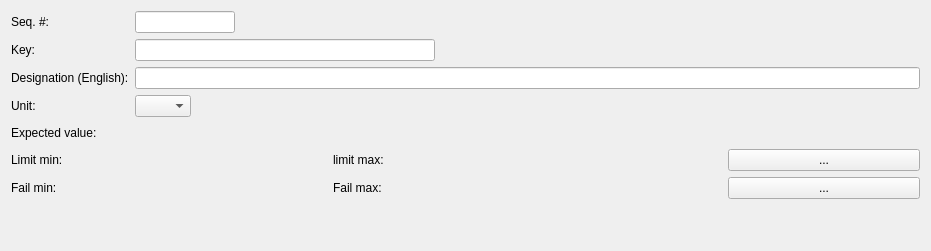
The window that src/mdttools/mdttesttool/mdtTtTestModelItemEditor.ui (scandyna/multidiagtools) describes before a commit, drawn with Qt 5.
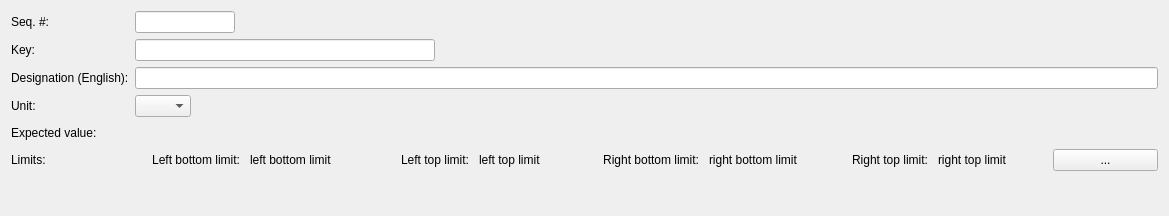
The same window after the commit. Custom widgets are drawn as their Qt base class.

What changed in the file:
```diff
--- a/src/mdttools/mdttesttool/mdtTtTestModelItemEditor.ui
+++ b/src/mdttools/mdttesttool/mdtTtTestModelItemEditor.ui
@@ -6,8 +6,8 @@
    <rect>
     <x>0</x>
     <y>0</y>
-    <width>931</width>
-    <height>251</height>
+    <width>1169</width>
+    <height>216</height>
    </rect>
   </property>
   <property name="windowTitle">
@@ -203,58 +203,85 @@
    <item row="5" column="0">
     <widget class="QLabel" name="lbLimitMin">
      <property name="text">
-      <string>Limit min:</string>
+      <string>Limits:</string>
      </property>
     </widget>
    </item>
    <item row="5" column="1">
-    <layout class="QHBoxLayout" name="horizontalLayout">
-     <item>
-      <widget class="mdtDoubleEdit" name="fld_LimitValueMin"/>
-     </item>
-     <item>
-      <widget class="QLabel" name="lbLimitMax">
-       <property name="text">
-        <string>limit max:</string>
-       </property>
-      </widget>
-     </item>
-     <item>
-      <widget class="mdtDoubleEdit" name="fld_LimitValueMax"/>
-     </item>
-     <item>
-      <widget class="QPushButton" name="pbEditLimitMinMax">
-       <property name="text">
-        <string>...</string>
-       </property>
-      </widget>
-     </item>
-    </layout>
-   </item>
-   <item row="6" column="0">
-    <widget class="QLabel" name="lbFailMin">
-     <property name="text">
-      <string>Fail min:</string>
+    <layout class="QHBoxLayout" name="horizontalLayout_5">
+     <property name="spacing">
+      <number>10</number>
      </property>
-    </widget>
-   </item>
-   <item row="6" column="1">
-    <layout class="QHBoxLayout" name="horizontalLayout_2">
      <item>
-      <widget class="mdtDoubleEdit" name="fld_FailValueMin"/>
+      <widget class="QLabel" name="lbLeftBottomLimit">
+       <property name="text">
+        <string>Left bottom limit:</string>
+       </property>
+       <property name="alignment">
+        <set>Qt::AlignRight|Qt::AlignTrailing|Qt::AlignVCenter</set>
+       </property>
+      </widget>
      </item>
      <item>
-      <widget class="QLabel" name="lbFailMax">
+      <widget class="QLabel" name="fld_LeftBottomLimit">
        <property name="text">
-        <string>Fail max:</string>
+        <string>left bottom limit</string>
        </property>
       </widget>
      </item>
      <item>
-      <widget class="mdtDoubleEdit" name="fld_FailValueMax"/>
+      <widget class="QLabel" name="lbLeftTopLimit">
+       <property name="text">
+        <string>Left top limit:</string>
+       </property>
+       <property name="alignment">
+        <set>Qt::AlignRight|Qt::AlignTrailing|Qt::AlignVCenter</set>
+       </property>
+      </widget>
      </item>
      <item>
-      <widget class="QPushButton" name="pbEditFailMinMax">
+      <widget class="QLabel" name="fld_LeftTopLimit">
+       <property name="text">
+        <string>left top limit</string>
+       </property>
+      </widget>
+     </item>
+     <item>
+      <widget class="QLabel" name="lbRightBottomLimit">
+       <property name="text">
+        <string>Right bottom limit:</string>
+       </property>
+       <property name="alignment">
+        <set>Qt::AlignRight|Qt::AlignTrailing|Qt::AlignVCenter</set>
+       </property>
+      </widget>
+     </item>
+     <item>
+      <widget class="QLabel" name="fld_RightBottomLimit">
+       <property name="text">
+        <string>right bottom limit</string>
+       </property>
+      </widget>
+     </item>
+     <item>
+      <widget class="QLabel" name="lbRightTopLimit">
+       <property name="text">
+        <string>Right top limit:</string>
+       </property>
+       <property name="alignment">
+        <set>Qt::AlignRight|Qt::AlignTrailing|Qt::AlignVCenter</set>
+       </property>
+      </widget>
+     </item>
+     <item>
+      <widget class="QLabel" name="fld_RightTopLimit">
+       <property name="text">
+        <string>right top limit</string>
+       </property>
+      </widget>
+     </item>
+     <item>
+      <widget class="QPushButton" name="pbEditLimits">
        <property name="text">
         <string>...</string>
        </property>
```
Left out of the diff: 66 changed lines with no effect on the pictures.
